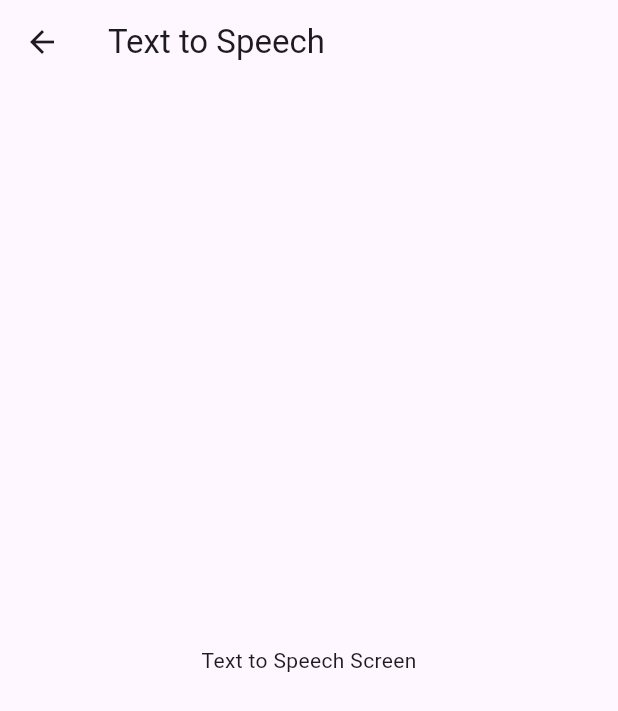
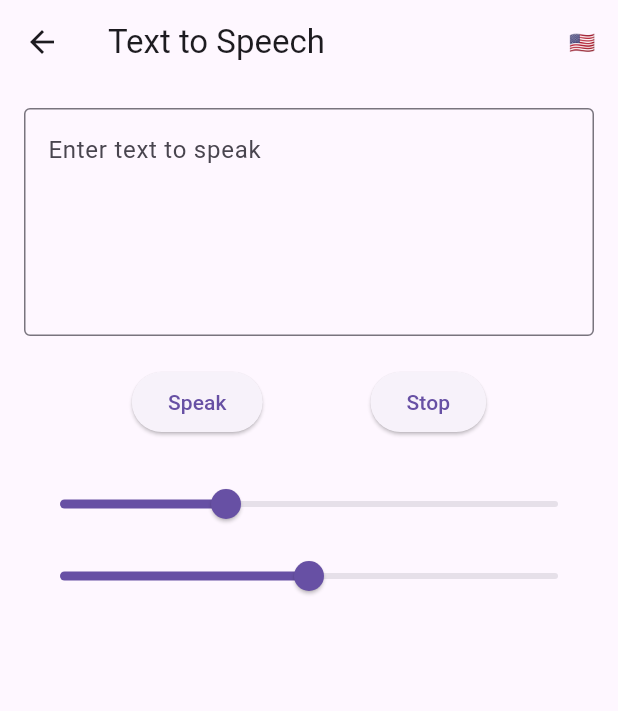
Before and after one commit to ThMecha/thb2, a Flutter app: the screen it shows after launch, after a tap on "Text to Speech", on a phone screen of 412 x 824 dp. Shown: the top 711 px of the screen. Run offline on Flutter 3.47's test engine with Material 3 defaults, Android fonts, the phone set to English and light mode, and no system bars; our stand-ins replace flutter_tts, speech_to_text.

Commit message:
add tts and debug stt

```diff
--- a/lib/screens/tts_screen.dart
+++ b/lib/screens/tts_screen.dart
@@ -1,13 +1,117 @@
 import 'package:flutter/material.dart';
+import 'package:flutter_tts/flutter_tts.dart';
 
-class TTSScreen extends StatelessWidget {
-  const TTSScreen({Key? key}) : super(key: key);
+class TTSScreen extends StatefulWidget {
+  const TTSScreen({super.key});
+
+  @override
+  State<TTSScreen> createState() => _TTSScreenState();
+}
+
+class _TTSScreenState extends State<TTSScreen> {
+  final FlutterTts flutterTts = FlutterTts();
+  final TextEditingController textController = TextEditingController();
+  String? language;
+  double volume = 1.0;
+  double pitch = 1.0;
+  double rate = 0.5;
+
+  @override
+  void initState() {
+    super.initState();
+    _initTts();
+  }
+
+  Future<void> _initTts() async {
+    await flutterTts.setLanguage("th-TH");
+    await flutterTts.setPitch(pitch);
+    await flutterTts.setVolume(volume);
+    await flutterTts.setSpeechRate(rate);
+  }
+
+  Future<void> _speak() async {
+    if (textController.text.isNotEmpty) {
+      await flutterTts.speak(textController.text);
+    }
+  }
+
+  Future<void> _stop() async {
+    await flutterTts.stop();
+  }
+
+  void _toggleLanguage() async {
+    if (language == "th-TH") {
+      language = "en-US";
+    } else {
+      language = "th-TH";
+    }
+    await flutterTts.setLanguage(language!);
+    setState(() {});
+  }
+
+  @override
+  void dispose() {
+    flutterTts.stop();
+    textController.dispose();
+    super.dispose();
+  }
 
   @override
   Widget build(BuildContext context) {
     return Scaffold(
-      appBar: AppBar(title: const Text('Text to Speech')),
-      body: const Center(child: Text('Text to Speech Screen')),
+      appBar: AppBar(
+        title: const Text('Text to Speech'),
+        actions: [
+          IconButton(
+            icon: Text(language == "th-TH" ? '🇹🇭' : '🇺🇸'),
+            onPressed: _toggleLanguage,
+          ),
+        ],
+      ),
+      body: Padding(
+        padding: const EdgeInsets.all(16.0),
+        child: Column(
+          children: [
+            TextField(
+              controller: textController,
+              maxLines: 5,
+              decoration: const InputDecoration(
+                hintText: 'Enter text to speak',
+                border: OutlineInputBorder(),
+              ),
+            ),
+            const SizedBox(height: 20),
+            Row(
+              mainAxisAlignment: MainAxisAlignment.spaceEvenly,
+              children: [
+                ElevatedButton(onPressed: _speak, child: const Text('Speak')),
+                ElevatedButton(onPressed: _stop, child: const Text('Stop')),
+              ],
+            ),
+            const SizedBox(height: 20),
+            Slider(
+              value: pitch,
+              onChanged: (value) async {
+                await flutterTts.setPitch(value);
+                setState(() => pitch = value);
+              },
+              min: 0.5,
+              max: 2.0,
+              label: "Pitch: ${pitch.toStringAsFixed(2)}",
+            ),
+            Slider(
+              value: rate,
+              onChanged: (value) async {
+                await flutterTts.setSpeechRate(value);
+                setState(() => rate = value);
+              },
+              min: 0.0,
+              max: 1.0,
+              label: "Rate: ${rate.toStringAsFixed(2)}",
+            ),
+          ],
+        ),
+      ),
     );
   }
 }
--- a/pubspec.yaml
+++ b/pubspec.yaml
@@ -1,7 +1,7 @@
 name: flutter_application_1
 description: "A new Flutter project."
 publish_to: 'none'
-version: 0.1.2
+version: 0.1.3
 
 environment:
   sdk: ^3.7.2
@@ -9,6 +9,7 @@ environment:
 dependencies:
   flutter:
     sdk: flutter
+  flutter_tts: ^4.2.2
   permission_handler: ^12.0.0+1
   speech_to_text: ^7.0.0
 
```
Also changed, not shown: lib/screens/stt_screen2.dart (+52 -18 lines), pubspec.lock, 7 other files.
